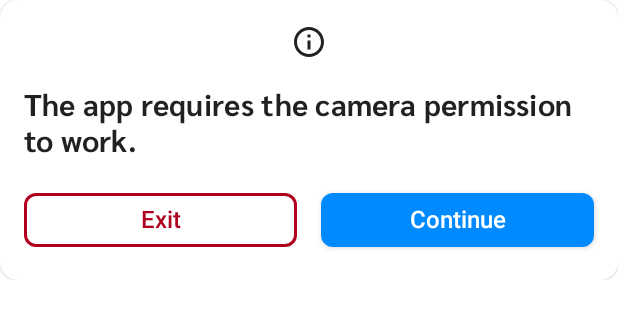
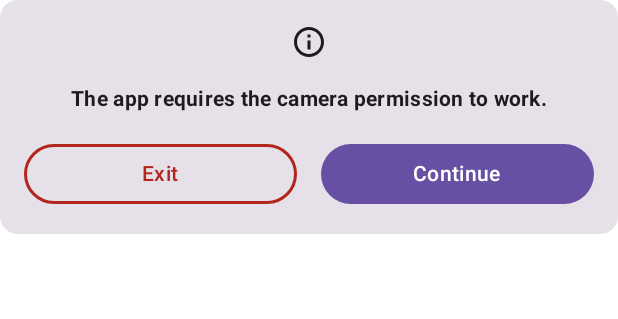
Before and after one commit to exxuslee/QuestQR, an Android app built with Jetpack Compose: the @Preview function CameraRequiredContentPreview, on a phone screen of 412 x 824 dp. Shown: the top 319 px of the screen. Run offline under Robolectric (Android 15) with nearby library versions, the phone set to English and light mode, and no system bars.

```diff
--- a/app/build.gradle
+++ b/app/build.gradle
@@ -59,6 +59,7 @@ dependencies {
     implementation 'androidx.core:core-ktx:1.12.0'
     implementation "androidx.compose.ui:ui:1.5.4"
     implementation "androidx.compose.material:material:1.5.4"
+    implementation "androidx.compose.material3:material3:1.2.0-alpha12"
     implementation "androidx.compose.ui:ui-tooling-preview:1.5.4"
     implementation 'androidx.lifecycle:lifecycle-runtime-ktx:2.6.2'
     implementation 'androidx.activity:activity-compose:1.8.1'
--- a/app/src/main/java/com/exxus/questqr/MainActivity.kt
+++ b/app/src/main/java/com/exxus/questqr/MainActivity.kt
@@ -3,7 +3,7 @@ package com.exxus.questqr
 import android.os.Bundle
 import androidx.activity.ComponentActivity
 import androidx.activity.compose.setContent
-import com.exxus.questqr.ui.SimpleScannerApp
+import com.exxus.questqr.ui.QuestQRApp
 import dagger.hilt.android.AndroidEntryPoint
 
 @AndroidEntryPoint
@@ -11,7 +11,7 @@ class MainActivity : ComponentActivity() {
     override fun onCreate(savedInstanceState: Bundle?) {
         super.onCreate(savedInstanceState)
         setContent {
-            SimpleScannerApp()
+            QuestQRApp()
         }
     }
 }
--- a/app/src/main/java/com/exxus/questqr/ui/dialogs/CameraRequiredDialog.kt
+++ b/app/src/main/java/com/exxus/questqr/ui/dialogs/CameraRequiredDialog.kt
@@ -2,9 +2,9 @@ package com.exxus.questqr.ui.dialogs
 
 import androidx.compose.foundation.BorderStroke
 import androidx.compose.foundation.layout.*
-import androidx.compose.material.*
 import androidx.compose.material.icons.Icons
 import androidx.compose.material.icons.outlined.Info
+import androidx.compose.material3.*
 import androidx.compose.runtime.Composable
 import androidx.compose.ui.Alignment
 import androidx.compose.ui.Modifier
@@ -54,7 +54,7 @@ private fun CameraRequiredContent(
             )
             Text(
                 text = stringResource(id = R.string.camera_required_message),
-                style = MaterialTheme.typography.h6,
+                style = MaterialTheme.typography.bodyMedium,
                 fontWeight = FontWeight.Bold
             )
             Row(
@@ -64,17 +64,17 @@ private fun CameraRequiredContent(
                 OutlinedButton(
                     onClick = onExitClicked,
                     colors = ButtonDefaults.outlinedButtonColors(
-                        contentColor = MaterialTheme.colors.error
+                        contentColor = MaterialTheme.colorScheme.error
                     ),
                     border = BorderStroke(
                         width = 2.dp,
-                        color = MaterialTheme.colors.error
+                        color = MaterialTheme.colorScheme.error
                     ),
                     modifier = Modifier.weight(0.5f)
                 ) {
                     Text(
                         text = stringResource(id = R.string.camera_required_exit_btn),
-                        style = MaterialTheme.typography.body1,
+                        style = MaterialTheme.typography.bodyMedium,
                         fontWeight = FontWeight.SemiBold
                     )
                 }
@@ -87,7 +87,7 @@ private fun CameraRequiredContent(
                 ) {
                     Text(
                         text = stringResource(id = R.string.camera_required_continue_btn),
-                        style = MaterialTheme.typography.body1,
+                        style = MaterialTheme.typography.bodyMedium,
                         fontWeight = FontWeight.SemiBold
                     )
                 }
--- a/app/src/main/java/com/exxus/questqr/ui/navigation/MainGraph.kt
+++ b/app/src/main/java/com/exxus/questqr/ui/navigation/MainGraph.kt
@@ -3,5 +3,4 @@ package com.exxus.questqr.ui.navigation
 sealed class Screen(val route: String) {
     data object Menu : Screen(route = "menu_screen")
     data object Scanner : Screen(route = "scanner_screen")
-    data object Result : Screen(route = "result_screen")
 }
--- a/app/src/main/java/com/exxus/questqr/ui/navigation/SetupNavigation.kt
+++ b/app/src/main/java/com/exxus/questqr/ui/navigation/SetupNavigation.kt
@@ -2,12 +2,9 @@ package com.exxus.questqr.ui.navigation
 
 import androidx.compose.runtime.Composable
 import androidx.navigation.NavHostController
-import androidx.navigation.NavType
 import androidx.navigation.compose.NavHost
 import androidx.navigation.compose.composable
-import androidx.navigation.navArgument
 import com.exxus.questqr.ui.screens.menu.MenuScreen
-import com.exxus.questqr.ui.screens.result.ResultScreen
 import com.exxus.questqr.ui.screens.scanner.ScannerScreen
 
 @Composable
@@ -15,6 +12,5 @@ fun SetupNavigation(navController: NavHostController) {
     NavHost(navController = navController, startDestination = Screen.Menu.route) {
         composable(Screen.Menu.route) { MenuScreen(navController) }
         composable(Screen.Scanner.route) { ScannerScreen(navController) }
-        composable(Screen.Result.route) { ResultScreen(navController) }
     }
 }
```
Also changed, not shown: app/src/main/java/com/exxus/questqr/ui/QuestQRApp.kt (renamed from app/src/main/java/com/exxus/questqr/ui/SimpleScannerApp.kt, +4 -4 lines), app/src/main/java/com/exxus/questqr/ui/screens/menu/MenuScreen.kt (+2 -5 lines), app/src/main/java/com/exxus/questqr/ui/screens/result/ResultScreen.kt (deleted, +0 -22 lines).
